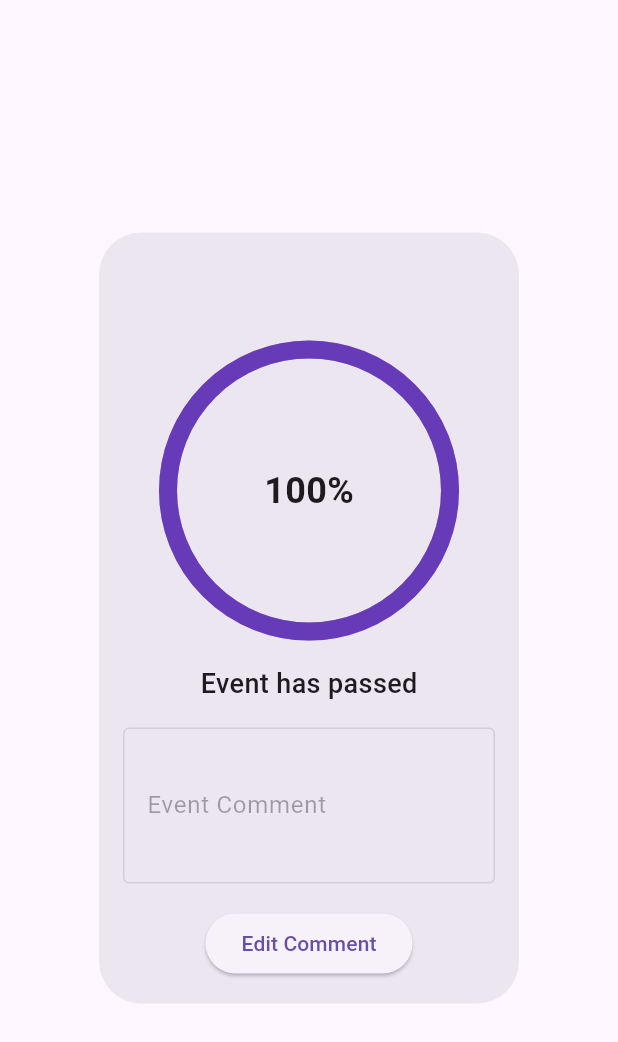
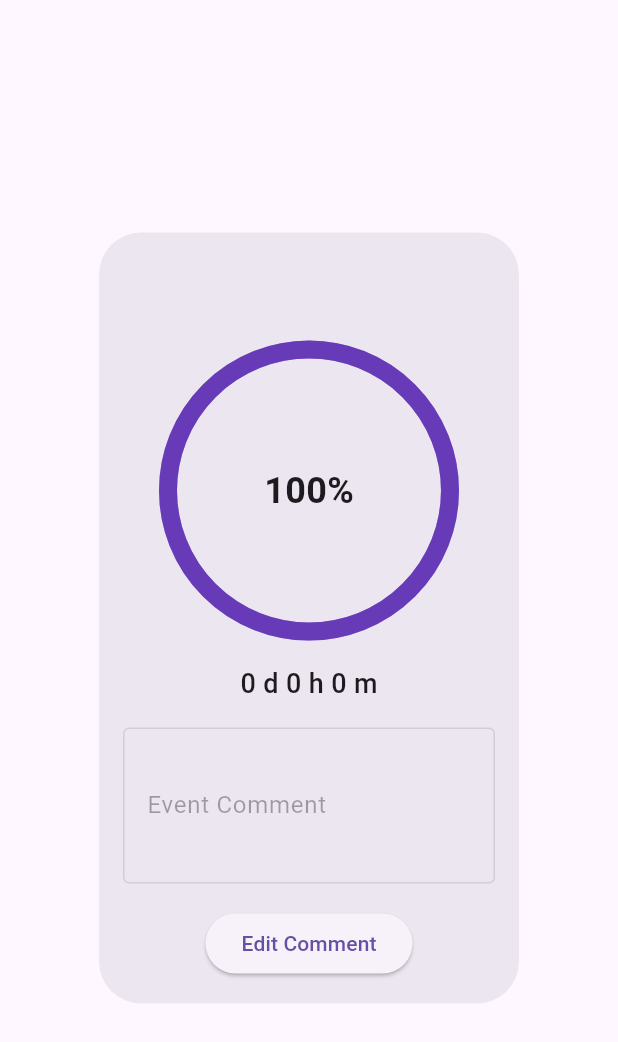
Before and after one commit to jackoup1/EventCountDown, a Flutter app: the EventDetailsPopup widget shown alone on an empty page, opened directly with empty values, on a phone screen of 412 x 824 dp. Shown: the top 1042 px of the screen. Run offline on Flutter 3.47's test engine with Material 3 defaults, Android fonts, the phone set to English and light mode, and no system bars; drawn by our look-alikes of percent_indicator; our stand-ins replace cloud_firestore, firebase_core, flutter_bloc; accounts and stored records are empty.

Commit message:
fixed bugs when current time is after the event due date

```diff
--- a/lib/screens/event_list_screen.dart
+++ b/lib/screens/event_list_screen.dart
@@ -185,9 +185,10 @@ class _EventDetailsPopupState extends State<EventDetailsPopup> {
           ),
           SizedBox(height: 16),
           Text(
-            remainingDays > 0
-                ? '$remainingDays d $remainingHours h $remainingMinutes m'
-                : 'Event has passed',
+            remainingTime.inMinutes < 0
+              ?'Event has passed':
+             '$remainingDays d $remainingHours h $remainingMinutes m'
+            ,
             style: TextStyle(fontSize: 18, fontWeight: FontWeight.w500),
           ),
           SizedBox(height: 16),
```
